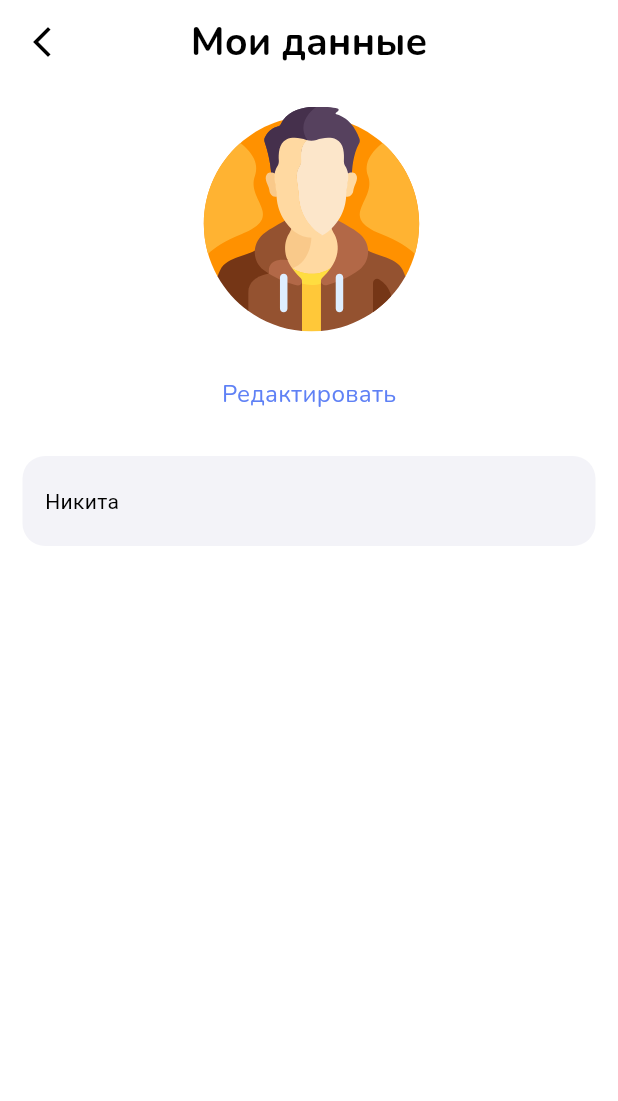
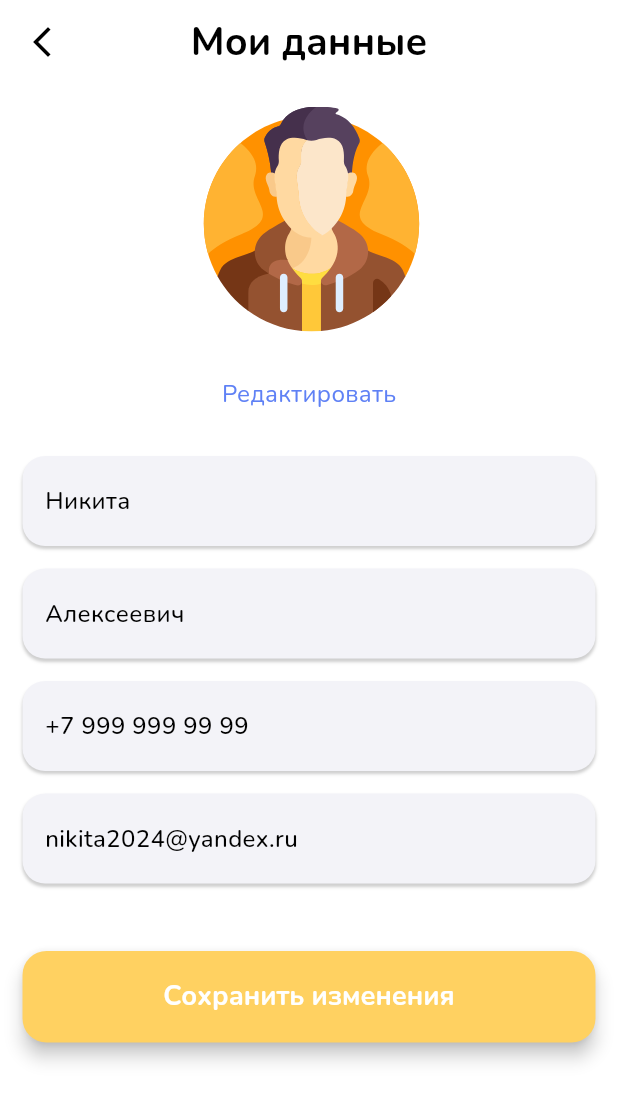
Before and after one commit to IceUnite/vas_app, a Flutter app: the MyDataPage screen opened directly, on a phone screen of 412 x 824 dp. Shown: the top 1101 px of the screen. Run offline on Flutter 3.47's test engine with Material 3 defaults, Android fonts, the phone set to English and light mode, and no system bars; our stand-ins replace bloc, bot_toast, dio, equatable, flutter_bloc, flutter_staggered_animations and 6 more; accounts and stored records are empty.

Commit message:
my data page

```diff
--- /dev/null
+++ b/lib/core/widgets/my_data_textfield.dart
@@ -0,0 +1,47 @@
+import 'package:flutter/material.dart';
+import 'package:vas_app/core/theme/app_colors.dart';
+import 'package:vas_app/core/theme/app_corners.dart';
+import 'package:vas_app/core/theme/typography.dart';
+
+class MyDataTextField extends StatelessWidget {
+  final String text;
+
+  const MyDataTextField({
+    super.key,
+    required this.text,
+  });
+
+  @override
+  Widget build(BuildContext context) {
+    return Padding(
+      padding: const EdgeInsets.only(bottom: 15.0),
+      child: Container(
+        width: double.infinity,
+        height: 60,
+        alignment: Alignment.centerLeft,
+        padding: const EdgeInsets.only(left: 15),
+        decoration: BoxDecoration(
+          color: AppColors.gray.shade30,
+          borderRadius: AppCorners.radius15,
+          boxShadow: [
+            BoxShadow(
+              color: Colors.grey.withOpacity(0.5), // Цвет тени
+              spreadRadius: 0, // Радиус размытия
+              blurRadius: 1, // Радиус размытия тени
+              offset: const Offset(
+                0,
+                2,
+              ), // Смещение тени (горизонтальное, вертикальное)
+            ),
+          ],
+        ),
+        child: Text(
+          text,
+          style: AppTypography.font16Regular.copyWith(
+            fontWeight: FontWeight.w500,
+          ),
+        ),
+      ),
+    );
+  }
+}
--- a/lib/feature/profile_page/presentation/pages/my_data_page.dart
+++ b/lib/feature/profile_page/presentation/pages/my_data_page.dart
@@ -3,7 +3,10 @@ import 'package:flutter_staggered_animations/flutter_staggered_animations.dart';
 import 'package:flutter_svg/svg.dart';
 import 'package:vas_app/core/resources/assets/resources.dart';
 import 'package:vas_app/core/theme/app_colors.dart';
+import 'package:vas_app/core/theme/app_corners.dart';
+import 'package:vas_app/core/theme/button_style.dart';
 import 'package:vas_app/core/theme/typography.dart';
+import 'package:vas_app/core/widgets/my_data_textfield.dart';
 import 'package:vas_app/feature/app/routing/route_path.dart';
 
 class MyDataPage extends StatelessWidget {
@@ -30,7 +33,9 @@ class MyDataPage extends StatelessWidget {
           },
         ),
       ),
-      body: Column(
+      body: ListView(
+        children: [
+          Column(
             crossAxisAlignment: CrossAxisAlignment.start,
             children: AnimationConfiguration.toStaggeredList(
               duration: const Duration(milliseconds: 1400),
@@ -44,7 +49,8 @@ class MyDataPage extends StatelessWidget {
               children: [
                 Center(
                   child: Padding(
-                padding: const EdgeInsets.only(top: 15.0, left: 15, right: 15),
+                    padding:
+                        const EdgeInsets.only(top: 15.0, left: 15, right: 15),
                     child: SizedBox(
                       height: 150,
                       width: 150,
@@ -74,20 +80,28 @@ class MyDataPage extends StatelessWidget {
                               color: AppColors.blue200,
                             ),
                           ),
-                      SizedBox(
+                          const SizedBox(
                             height: 30,
                           ),
-                      Container(
-                        width: double.infinity,
-                        height: 60,
-                        alignment: Alignment.centerLeft,
-                        padding: const EdgeInsets.only(left: 15),
-                        decoration: BoxDecoration(
-                          color: AppColors.gray.shade30,
-                          borderRadius: BorderRadius.circular(15),
-                          shape: BoxShape.rectangle,
+                          MyDataTextField(text: 'Никита'),
+                          MyDataTextField(text: 'Алексеевич'),
+                          MyDataTextField(text: '+7 999 999 99 99'),
+                          MyDataTextField(text: 'nikita2024@yandex.ru'),
+                          const SizedBox(
+                            height: 30,
                           ),
-                        child: Text('Никита'),
+                          Center(
+                            child: ElevatedButton(
+                              style: AppButtonStyle.primaryStyleOrange,
+                              onPressed: () {},
+                              child: Text(
+                                'Сохранить изменения',
+                                style: AppTypography.font18Regular.copyWith(
+                                  color: AppColors.white,
+                                  fontWeight: FontWeight.w700,
+                                ),
+                              ),
+                            ),
                           ),
                         ],
                       ),
@@ -97,6 +111,8 @@ class MyDataPage extends StatelessWidget {
               ],
             ),
           ),
+        ],
+      ),
     );
   }
 }
```
Lines whose indentation alone changed are shown as unchanged.
